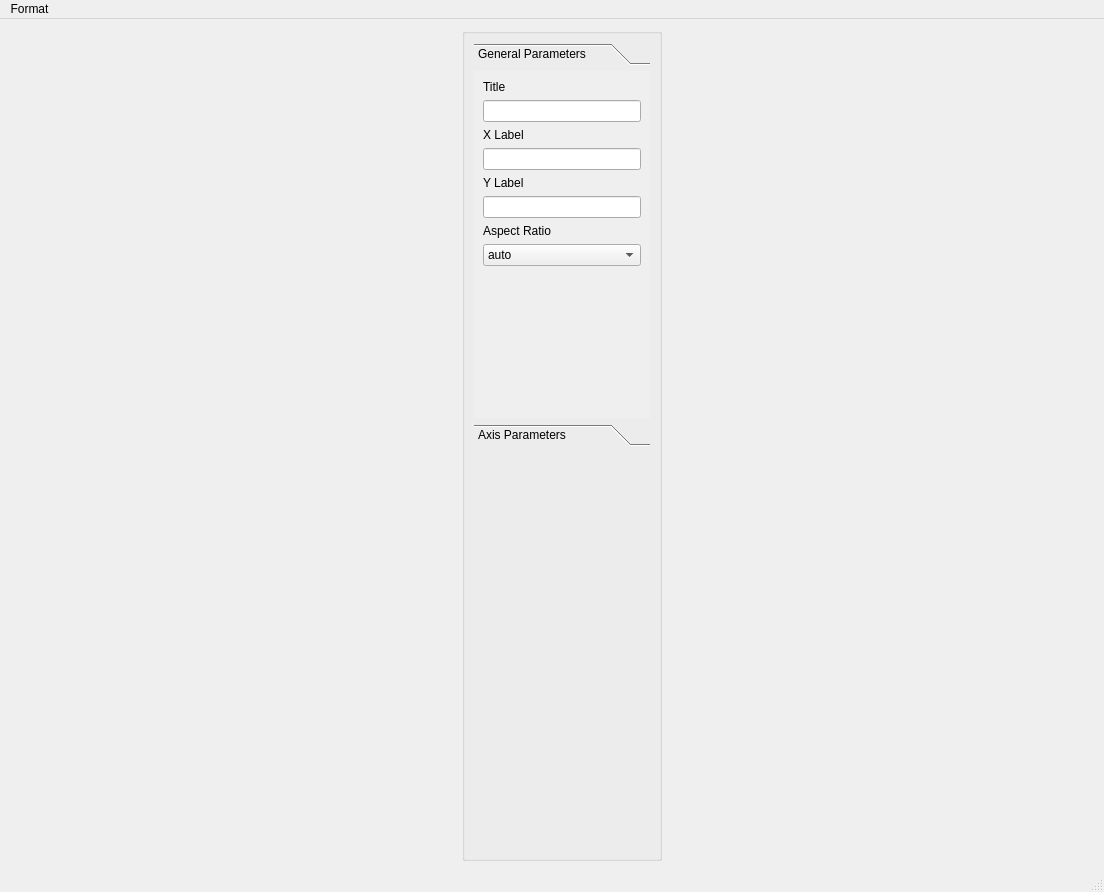
The window that sciplot/ui/qt5-creator/ui_Plotter.ui (CCampJr/SciPlot-PyQt) describes before a commit, drawn with Qt 5.
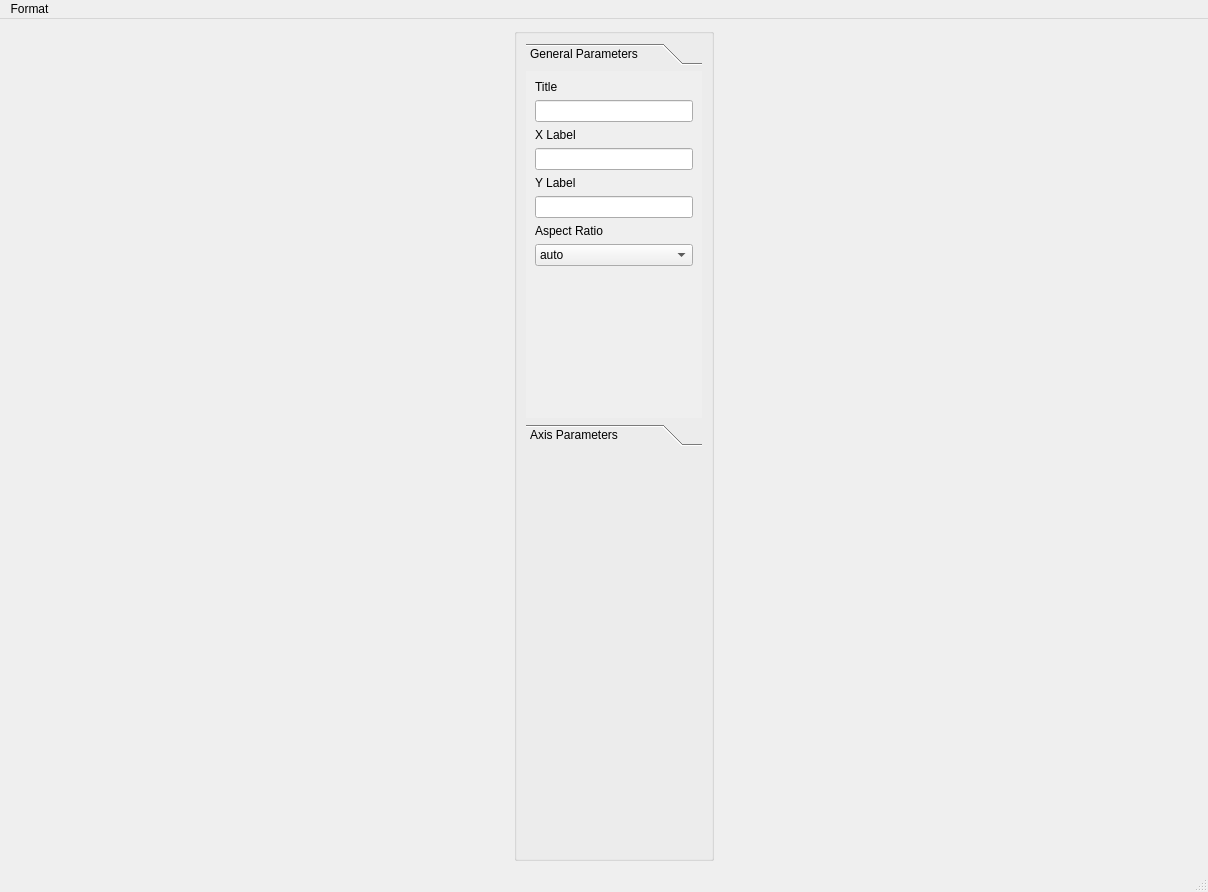
The same window after the commit.

Commit message: Made default UI size a little wider for Line-Delete

Patch:
```diff
--- a/sciplot/ui/qt5-creator/ui_Plotter.ui
+++ b/sciplot/ui/qt5-creator/ui_Plotter.ui
@@ -6,7 +6,7 @@
    <rect>
     <x>0</x>
     <y>0</y>
-    <width>1104</width>
+    <width>1208</width>
     <height>892</height>
    </rect>
   </property>
@@ -289,7 +289,7 @@
     <rect>
      <x>0</x>
      <y>0</y>
-     <width>1104</width>
+     <width>1208</width>
      <height>26</height>
     </rect>
    </property>
```
The commit also changes 1 other file.
